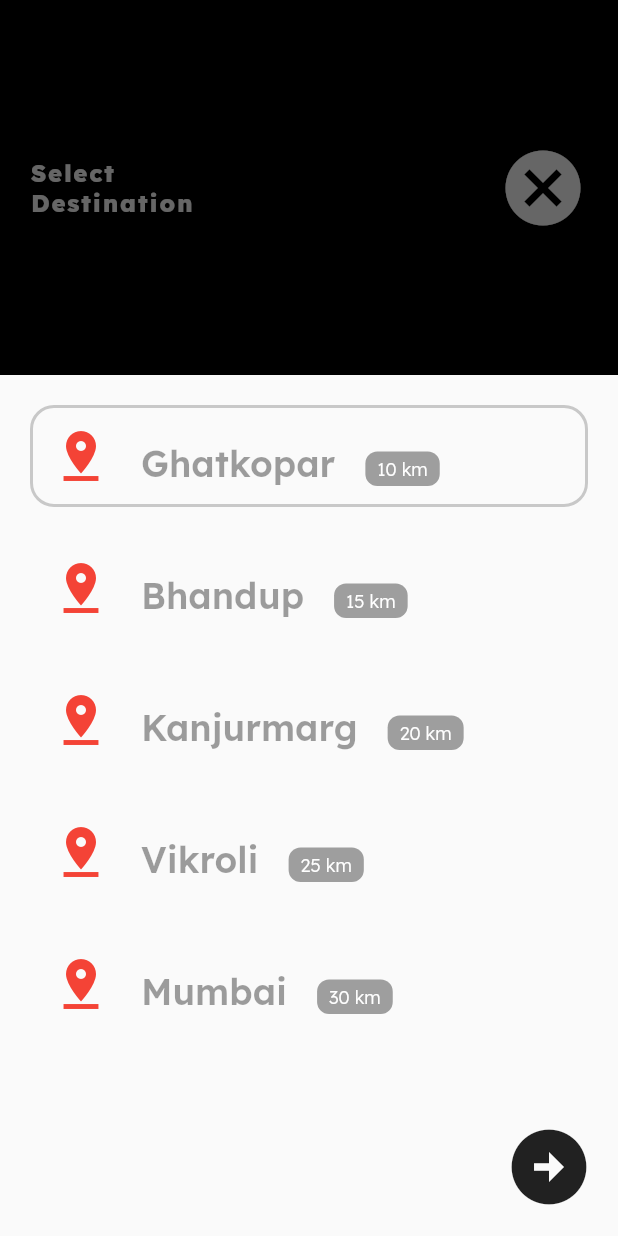
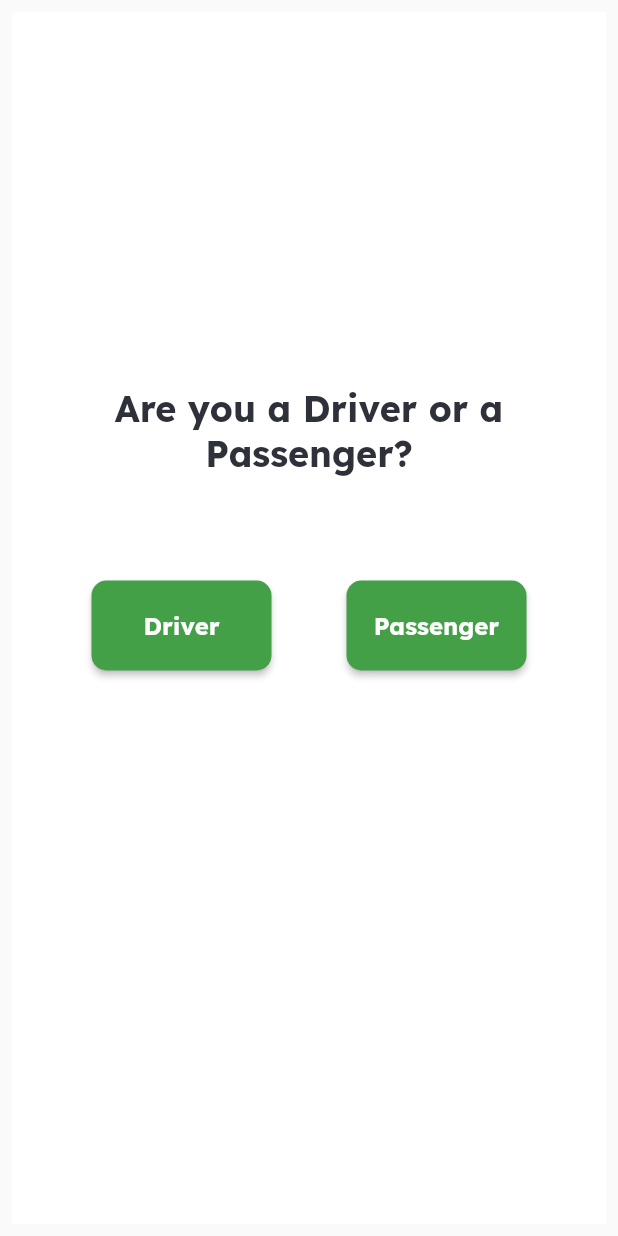
Before and after one commit to sauravshetty473/drive, a Flutter app: the screen it shows after launch, on a phone screen of 412 x 824 dp. Run offline on Flutter 3.47's test engine with Material 2 defaults, Android fonts, the phone set to English and light mode, and no system bars; our stand-ins replace awesome_snackbar_content, flutter_hooks, google_fonts, google_maps_flutter, hooks_riverpod, lottie; missing offline and left inert: flutter_google_places, google_api_headers, google_maps_webservice, jovial_svg, open_street_map_search_and_pick, scaled_app and 2 more; statements that could not run were skipped; project files that could hold a hidden picture were left out.

Commit message:
Added designation and user details input page

```diff
--- a/lib/main.dart
+++ b/lib/main.dart
@@ -1,19 +1,10 @@
-import 'package:drive/mvvm/ui/confirmed_ride/confirmed_ride.dart';
-import 'package:drive/mvvm/ui/offer/offer.dart';
-import 'package:drive/mvvm/ui/put_price/put_price.dart';
-import 'package:drive/mvvm/ui/rate_driver/rate_driver.dart';
-import 'package:drive/mvvm/ui/select_destination/select_destination.dart';
-import 'package:drive/mvvm/ui/select_preference/select_preference.dart';
-import 'package:drive/pages/login.dart';
-
-import 'package:drive/pages/splash_screen.dart';
-import 'package:drive/services/payment_services.dart';
+import 'package:drive/pages/Login/designation.dart';
+import 'package:drive/pages/Login/login.dart';
+import 'package:drive/pages/Login/userdetails.dart';
 import 'package:flutter/material.dart';
 import 'package:hooks_riverpod/hooks_riverpod.dart';
 import 'package:scaled_app/scaled_app.dart';
-
 import 'mvvm/foundation/app_constants.dart';
-import 'mvvm/ui/offer/offer_driver.dart';
 
 void main() {
   Paint.enableDithering = true;
@@ -48,17 +39,10 @@ class MyApp extends HookConsumerWidget {
         primarySwatch: Colors.blue,
       ),
       routes: {
-        'login': (context) => Login(),
+        'login': (context) => const Login(),
+        'userdetails': (context) => UserDetails(),
       },
-      home: const [
-        SelectDestination(),
-        SelectPreference(),
-        Offer(),
-        ConfirmedRide(),
-        RateDriver(),
-        OfferDriver(),
-        PutPrice(),
-      ][index],
+      home: Designation(),
     );
   }
 }
--- /dev/null
+++ b/lib/pages/Login/designation.dart
@@ -0,0 +1,76 @@
+import 'package:drive/mvvm/foundation/app_fonts.dart';
+import 'package:flutter/material.dart';
+
+import '../../mvvm/foundation/app_colors.dart';
+
+class Designation extends StatefulWidget {
+  @override
+  _DesignationState createState() => _DesignationState();
+}
+
+class _DesignationState extends State<Designation> {
+  @override
+  Widget build(BuildContext context) {
+    return Scaffold(
+        body: SafeArea(
+      child: Padding(
+        padding: const EdgeInsets.all(8.0),
+        child: Container(
+          color: Colors.white,
+          child: Column(mainAxisAlignment: MainAxisAlignment.center, children: [
+            Text(
+              "Are you a Driver or a Passenger?",
+              style: AppFonts.text24Bold.copyWith(color: AppColors.TEXT_COLOR),
+              textAlign: TextAlign.center,
+            ),
+            const SizedBox(
+              height: 50,
+            ),
+            Row(
+              mainAxisAlignment: MainAxisAlignment.center,
+              children: [
+                SizedBox(
+                  width: 120,
+                  height: 60,
+                  child: ElevatedButton(
+                      style: ElevatedButton.styleFrom(
+                          primary: Colors.green.shade600,
+                          shape: RoundedRectangleBorder(
+                              borderRadius: BorderRadius.circular(10))),
+                      onPressed: () {},
+                      child: Text("Driver",
+                          style: AppFonts.text16Bold
+                              .copyWith(color: Colors.white))),
+                ),
+                SizedBox(
+                  width: 50,
+                ),
+                SizedBox(
+                  width: 120,
+                  height: 60,
+                  child: ElevatedButton(
+                      style: ElevatedButton.styleFrom(
+                          primary: Colors.green.shade600,
+                          shape: RoundedRectangleBorder(
+                              borderRadius: BorderRadius.circular(10))),
+                      onPressed: () {
+                        Navigator.pushNamed(context, 'login');
+                      },
+                      child: Text("Passenger",
+                          style: AppFonts.text16Bold
+                              .copyWith(color: Colors.white))),
+                ),
+                SizedBox(
+                  height: 100,
+                )
+              ],
+            ),
+            SizedBox(
+              height: 100,
+            )
+          ]),
+        ),
+      ),
+    ));
+  }
+}
--- a/lib/services/splash_services.dart
+++ b/lib/services/splash_services.dart
@@ -1,6 +1,6 @@
 import 'dart:async';
-import 'package:drive/pages/login.dart';
 import 'package:flutter/material.dart';
+import '../pages/Login/login.dart';
 
 class SplashServices {
   void isLogin(BuildContext context) {
--- a/pubspec.yaml
+++ b/pubspec.yaml
@@ -80,7 +80,7 @@ flutter:
   # To add assets to your application, add an assets section, like this:
   assets:
     - assets/map_image.png
-    - assets/
+    - assets/taxi.png
   #   - images/a_dot_ham.jpeg
 
   # An image asset can refer to one or more resolution-specific "variants", see
```
Also changed, not shown: lib/pages/Login/login.dart (renamed from lib/pages/login.dart, +8 -30 lines), lib/pages/Login/userdetails.dart (added, +165 -0 lines), assets/taxi.png (added).
